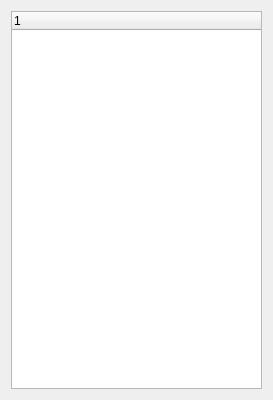
Qt form src/app/widgets/DockableSourcesManagerWidget/dockableelementsmanagerwidget.ui (m-riley04/ModularSensorSystem) before a commit.
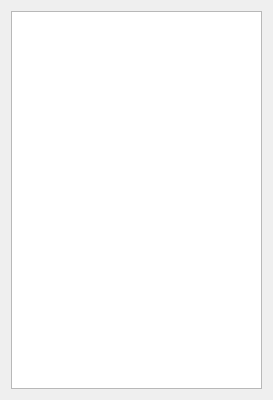
The same form after that commit.

What changed in the file:
```diff
--- a/src/app/widgets/DockableSourcesManagerWidget/dockableelementsmanagerwidget.ui
+++ b/src/app/widgets/DockableSourcesManagerWidget/dockableelementsmanagerwidget.ui
@@ -16,7 +16,7 @@
   <widget class="QWidget" name="contents">
    <layout class="QHBoxLayout" name="horizontalLayout">
     <item>
-     <widget class="QTreeWidget" name="treeElements"/>
+     <widget class="QTreeView" name="treeElements"/>
     </item>
    </layout>
   </widget>
```
